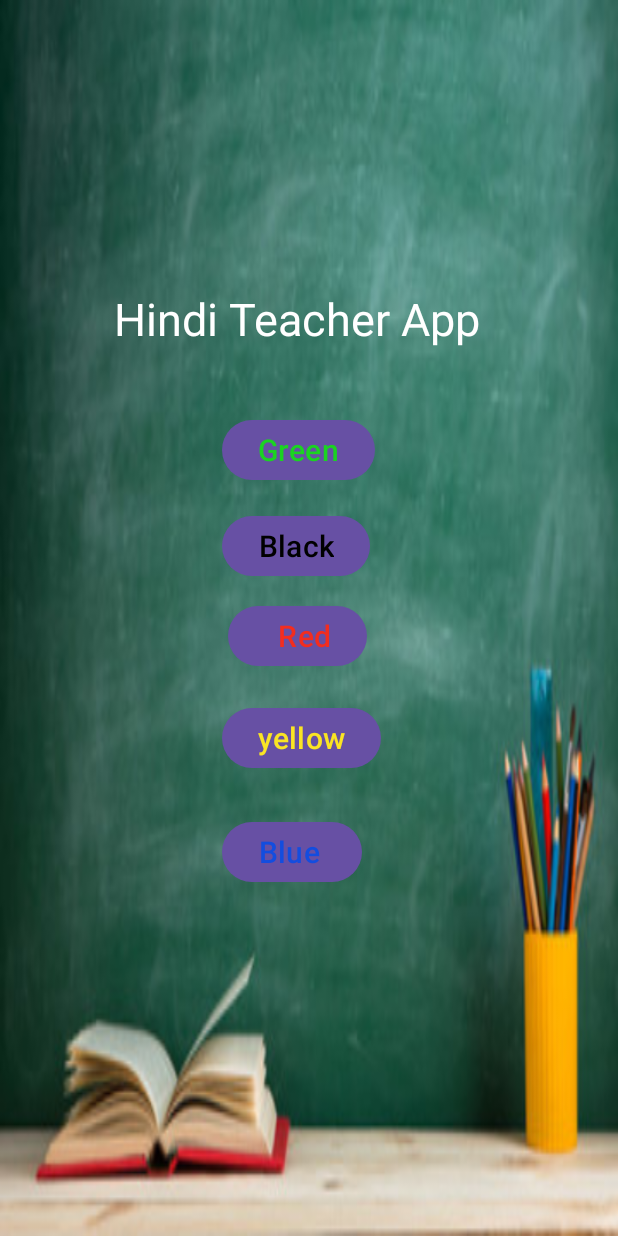
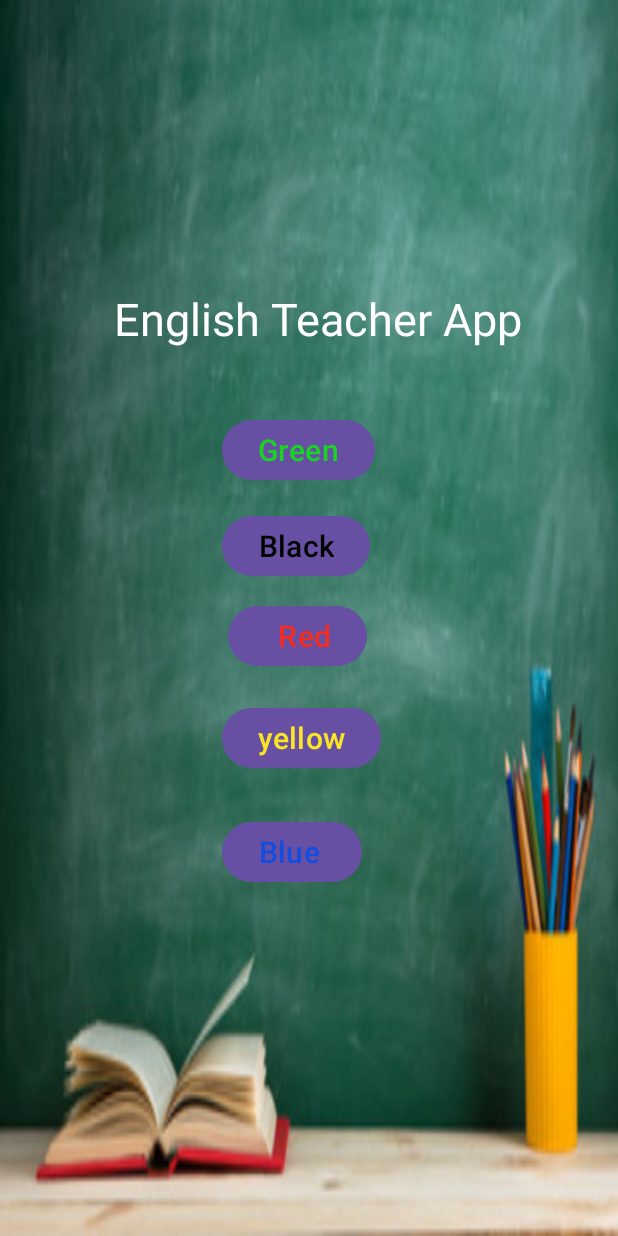
Before and after one commit to anjali29singh/Android-development, an Android app: the screen it shows after launch (MainActivity), on a phone screen of 412 x 824 dp. Run offline under Robolectric (Android 15) with nearby library versions, the phone set to English and light mode, and no system bars.

Commit message:
changed title

```diff
--- a/EnglishTeacher/app/src/main/res/layout/activity_main.xml
+++ b/EnglishTeacher/app/src/main/res/layout/activity_main.xml
@@ -14,7 +14,7 @@
         android:layout_height="wrap_content"
         android:layout_marginStart="76dp"
         android:layout_marginTop="192dp"
-        android:text="Hindi Teacher App"
+        android:text="English Teacher App"
         android:textColor="@color/white"
         android:textSize="30sp"
         app:layout_constraintStart_toStartOf="parent"
```
